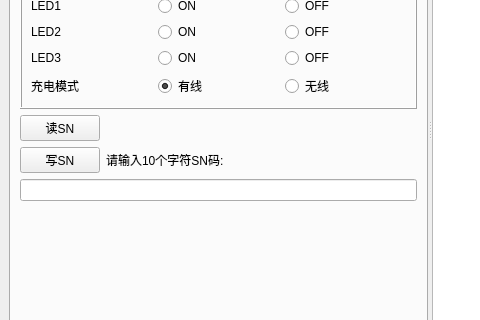
LinZephyr/mew_tw200_test, file mainwindow.ui: the form before one commit; both pictures show x 0 to 480 and y 91 to 411 of the 1042 by 545 pixel window.
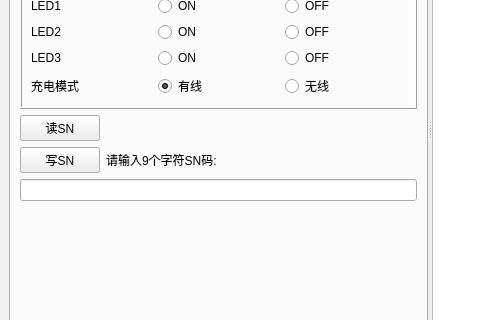
The form after the commit. Icons and pictures are not drawn.

Commit message: <fix>  更正录入SN码的提示信息"请输入9个字符SN码".

Patch:
```diff
--- a/mainwindow.ui
+++ b/mainwindow.ui
@@ -224,7 +224,7 @@
                 <enum>QFrame::NoFrame</enum>
                </property>
                <property name="text">
-                <string>请输入10个字符SN码:</string>
+                <string>请输入9个字符SN码:</string>
                </property>
               </widget>
              </item>
@@ -567,7 +567,7 @@
         </layout>
        </widget>
       </widget>
-      <widget class="QWidget" name="">
+      <widget class="QWidget" name="layoutWidget">
        <layout class="QVBoxLayout" name="verticalLayout_4">
         <item>
          <layout class="QHBoxLayout" name="horizontalLayout_9">
```
